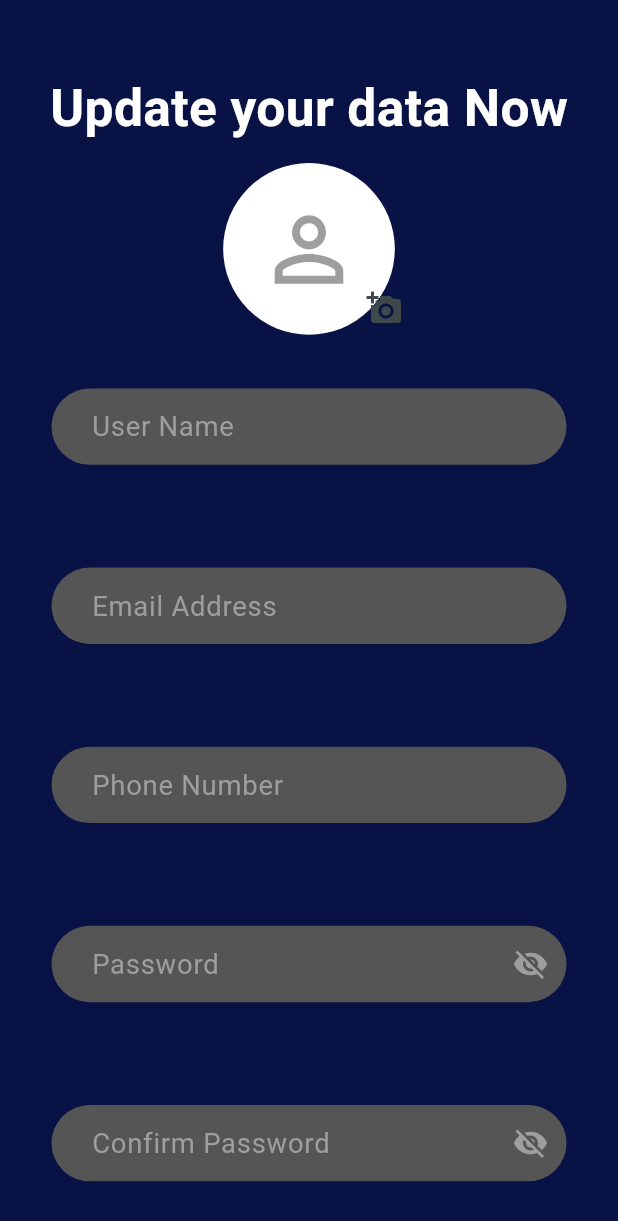
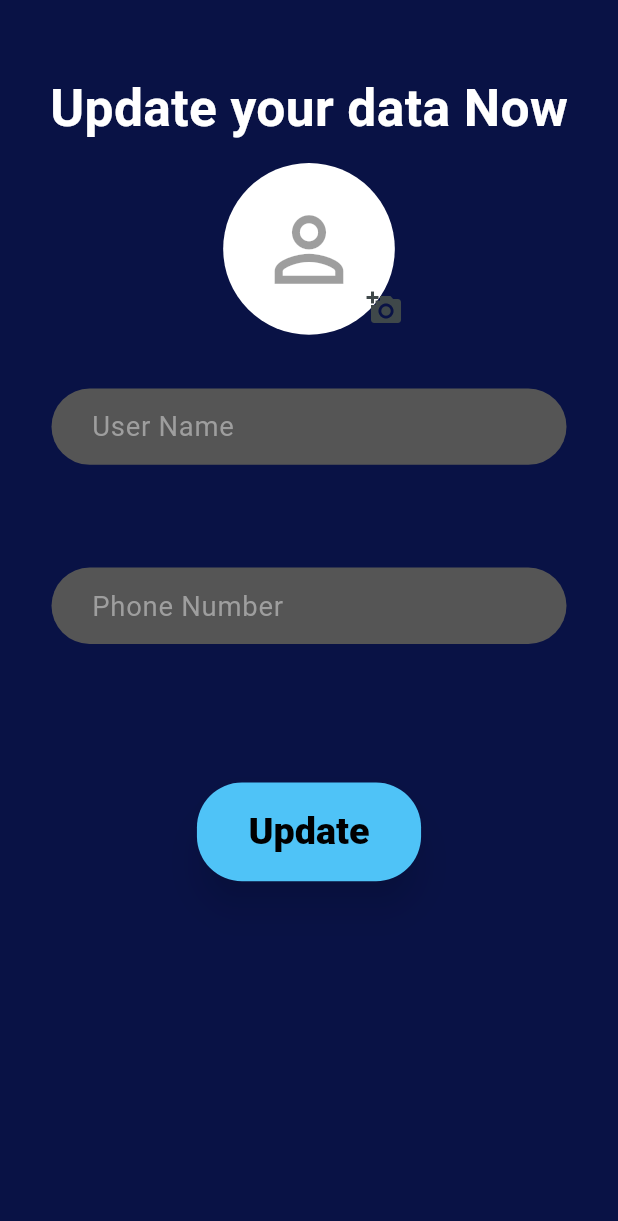
Before and after one commit to omarek386/api_mastering_task, a Flutter app: the UpdateDataScreen screen opened by its route, on a phone screen of 412 x 824 dp. Shown: the top 1221 px of the screen. Run offline on Flutter 3.47's test engine with Material 3 defaults, Android fonts, the phone set to English and light mode, and no system bars; our stand-ins replace dartz, dio, flutter_bloc, flutter_screenutil, image_picker, jwt_decoder and 2 more; accounts and stored records are empty.

Commit message:
Implement update profile functionality with image upload and state management

```diff
--- a/lib/core/Router/app_router.dart
+++ b/lib/core/Router/app_router.dart
@@ -2,6 +2,7 @@ import 'package:api_mastering_task/core/Router/routes.dart';
 import 'package:api_mastering_task/core/services/API/consumers/dio_consumer.dart';
 import 'package:api_mastering_task/features/authentication/presentation/cubit/auth_cubit.dart';
 import 'package:api_mastering_task/features/home/presentation/cubit/home_cubit.dart';
+import 'package:api_mastering_task/features/update/presentation/cubit/update_profile_cubit.dart';
 import 'package:dio/dio.dart';
 import 'package:flutter/material.dart';
 import 'package:flutter_bloc/flutter_bloc.dart';
@@ -32,7 +33,12 @@ class AppRouter {
             builder: (_) => BlocProvider(
                 create: (context) => authCubit, child: const SignUpScreen()));
       case Routes.updateProfile:
-        return MaterialPageRoute(builder: (_) => const UpdateDataScreen());
+        return MaterialPageRoute(
+            builder: (_) => BlocProvider(
+                  create: (context) =>
+                      UpdateProfileCubit(apiConsumer: DioConsumer(dio: Dio())),
+                  child: const UpdateDataScreen(),
+                ));
       default:
         return MaterialPageRoute(
             builder: (_) => Scaffold(
--- a/lib/core/widget/image_edit.dart
+++ b/lib/core/widget/image_edit.dart
@@ -4,9 +4,11 @@ import 'package:flutter_screenutil/flutter_screenutil.dart';
 import 'package:image_picker/image_picker.dart';
 
 class ImageEdit extends StatelessWidget {
-  const ImageEdit({super.key, required this.onPressed, this.fileImage});
+  const ImageEdit(
+      {super.key, required this.onPressed, this.fileImage, this.networkImage});
   final void Function()? onPressed;
   final XFile? fileImage;
+  final String? networkImage;
 
   @override
   Widget build(BuildContext context) {
@@ -16,9 +18,12 @@ class ImageEdit extends StatelessWidget {
         CircleAvatar(
           radius: 50.r,
           backgroundColor: Colors.white,
-          backgroundImage:
-              fileImage != null ? FileImage(File(fileImage!.path)) : null,
-          child: fileImage == null
+          backgroundImage: fileImage != null
+              ? FileImage(File(fileImage!.path))
+              : networkImage != null
+                  ? NetworkImage(networkImage!)
+                  : null,
+          child: fileImage == null && networkImage == null
               ? Icon(
                   Icons.person_outline,
                   size: 60.r,
--- a/lib/features/home/domain/user_repo.dart
+++ b/lib/features/home/domain/user_repo.dart
@@ -2,6 +2,8 @@
 
 import 'dart:developer';
 
+import 'package:api_mastering_task/core/services/API/constants/api_keys.dart';
+import 'package:api_mastering_task/core/services/Database/cache_helper.dart';
 import 'package:dartz/dartz.dart';
 
 import '../../../core/services/API/Errors/error_model.dart';
@@ -20,7 +22,8 @@ class UserRepo {
     try {
       final response = await api.get(ApiEndpoints.getUserData);
       UserModel user = UserModel.fromJson(response);
-
+      await CacheHelper.saveData(
+          key: ApiKeys.profilePic, value: user.profilePic);
       return Left(user);
     } on ServerErrors catch (e) {
       return Right(e.errorModel);
--- a/lib/features/home/presentation/widgets/logout_button.dart
+++ b/lib/features/home/presentation/widgets/logout_button.dart
@@ -1,5 +1,6 @@
 import 'package:api_mastering_task/core/Router/routes.dart';
 import 'package:api_mastering_task/core/helper/Extensions/navigation.dart';
+import 'package:api_mastering_task/core/services/Database/cache_helper.dart';
 import 'package:flutter/material.dart';
 import 'package:flutter_screenutil/flutter_screenutil.dart';
 
@@ -12,6 +13,7 @@ class LogoutButton extends StatelessWidget {
   Widget build(BuildContext context) {
     return IconButton(
         onPressed: () {
+          CacheHelper.clearData();
           context.navigateToAndReplace(Routes.login);
         },
         icon: Icon(
--- /dev/null
+++ b/lib/features/update/presentation/cubit/update_profile_cubit.dart
@@ -0,0 +1,52 @@
+import 'package:api_mastering_task/core/services/API/constants/api_keys.dart';
+import 'package:api_mastering_task/core/services/API/consumers/api_consumer.dart';
+import 'package:api_mastering_task/core/services/Database/cache_helper.dart';
+import 'package:api_mastering_task/features/update/domain/update_repo.dart';
+import 'package:flutter/material.dart';
+import 'package:flutter_bloc/flutter_bloc.dart';
+import 'package:image_picker/image_picker.dart';
+part 'update_profile_state.dart';
+
+class UpdateProfileCubit extends Cubit<UpdateProfileState> {
+  UpdateProfileCubit({required this.apiConsumer})
+      : super(UpdateProfileInitial());
+  ApiConsumer apiConsumer;
+
+  TextEditingController nameController = TextEditingController();
+  TextEditingController phoneController = TextEditingController();
+
+  GlobalKey<FormState> nameKye = GlobalKey<FormState>();
+  GlobalKey<FormState> phoneKye = GlobalKey<FormState>();
+
+  Future updateProfile() async {
+    emit(UpdateProfileLoading());
+    final UpdateRepo updateRepo = UpdateRepo(
+      apiConsumer: apiConsumer,
+    );
+    final response = await updateRepo.updateProfile(
+      name: nameController.text,
+      phone: phoneController.text,
+      profilePic: await updateRepo.uploadImage(imageFile),
+    );
+    response.fold(
+      (success) {
+        emit(UpdateProfileSuccess());
+      },
+      (error) {
+        emit(UpdateProfileError(error.errorMessage));
+      },
+    );
+  }
+
+  XFile? imageFile;
+  String? profilePic = CacheHelper.getData(key: ApiKeys.profilePic);
+
+  Future updateProfilePic() async {
+    final UpdateRepo updateRepo = UpdateRepo(
+      apiConsumer: apiConsumer,
+    );
+    final response = await updateRepo.updateProfilePic();
+    response == null ? imageFile = null : imageFile = response;
+    emit(UpdateProfilePicSuccess());
+  }
+}
--- /dev/null
+++ b/lib/features/update/presentation/cubit/update_profile_state.dart
@@ -0,0 +1,20 @@
+part of 'update_profile_cubit.dart';
+
+@immutable
+sealed class UpdateProfileState {}
+
+final class UpdateProfileInitial extends UpdateProfileState {}
+
+final class UpdateProfileLoading extends UpdateProfileState {}
+
+final class UpdateProfileSuccess extends UpdateProfileState {}
+
+final class UpdateProfileError extends UpdateProfileState {
+  final String errorMessage;
+
+  UpdateProfileError(this.errorMessage);
+}
+
+final class UpdateProfilePicSuccess extends UpdateProfileState {
+  UpdateProfilePicSuccess();
+}
--- a/lib/features/update/presentation/screens/update_data_screen.dart
+++ b/lib/features/update/presentation/screens/update_data_screen.dart
@@ -1,7 +1,13 @@
+import 'dart:developer';
+
+import 'package:api_mastering_task/core/Router/routes.dart';
+import 'package:api_mastering_task/core/helper/Extensions/navigation.dart';
 import 'package:api_mastering_task/core/widget/app_in_put_field.dart';
 import 'package:api_mastering_task/core/widget/image_edit.dart';
+import 'package:api_mastering_task/features/update/presentation/cubit/update_profile_cubit.dart';
 import 'package:api_mastering_task/features/update/presentation/widgets/update_button.dart';
 import 'package:flutter/material.dart';
+import 'package:flutter_bloc/flutter_bloc.dart';
 import 'package:flutter_screenutil/flutter_screenutil.dart';
 
 import '../../../../core/helper/tools/spacer.dart';
@@ -14,7 +20,25 @@ class UpdateDataScreen extends StatelessWidget {
     return Scaffold(
       backgroundColor: Color(0xFF091245), // Background color similar to image
 
-      body: SingleChildScrollView(
+      body: BlocConsumer<UpdateProfileCubit, UpdateProfileState>(
+        builder: (context, state) {
+          if (state is UpdateProfileLoading) {
+            return Center(
+              child: CircularProgressIndicator(),
+            );
+          }
+          // else if (state is UpdateProfileError) {
+          //   return Center(
+          //     child:
+          //         Text(state.errorMessage, style: TextStyle(color: Colors.red)),
+          //   );
+          // }
+          else if (state is UpdateProfileSuccess) {
+            return Center(
+              child: Text('Success'),
+            );
+          } else {
+            return SingleChildScrollView(
               child: Padding(
                 padding: EdgeInsets.symmetric(horizontal: 20.w, vertical: 40.h),
                 child: Column(
@@ -31,41 +55,65 @@ class UpdateDataScreen extends StatelessWidget {
                     ),
                     Spacing.verticalSpaceSmall(),
                     ImageEdit(
-                onPressed: () {},
+                      onPressed: () async => await context
+                          .read<UpdateProfileCubit>()
+                          .updateProfilePic(),
+                      networkImage:
+                          context.read<UpdateProfileCubit>().profilePic,
+                      fileImage: context.read<UpdateProfileCubit>().imageFile,
                     ),
                     Spacing.verticalSpaceLarge(),
                     AppInPutField(
-                controller: TextEditingController(),
+                      controller:
+                          context.read<UpdateProfileCubit>().nameController,
                       hint: 'User Name',
-                gkey: GlobalKey<FormState>(),
+                      gkey: context.read<UpdateProfileCubit>().nameKye,
                     ),
                     AppInPutField(
-                controller: TextEditingController(),
-                hint: 'Email Address',
-                gkey: GlobalKey<FormState>(),
-              ),
-              AppInPutField(
-                controller: TextEditingController(),
+                      controller:
+                          context.read<UpdateProfileCubit>().phoneController,
                       hint: 'Phone Number',
-                gkey: GlobalKey<FormState>(),
-              ),
-              AppInPutField(
-                controller: TextEditingController(),
-                hint: 'Password',
-                isPassword: true,
-                gkey: GlobalKey<FormState>(),
-              ),
-              AppInPutField(
-                controller: TextEditingController(),
-                hint: 'Confirm Password',
-                isPassword: true,
-                gkey: GlobalKey<FormState>(),
+                      gkey: context.read<UpdateProfileCubit>().phoneKye,
                     ),
                     Spacing.verticalSpaceMedium(),
                     UpdateButton(),
                   ],
                 ),
               ),
+            );
+          }
+        },
+        listener: (context, state) {
+          if (state is UpdateProfileInitial) {
+            log('Initial State');
+            ScaffoldMessenger.of(context).showSnackBar(
+              SnackBar(
+                content: Text('Initial State'),
+              ),
+            );
+          }
+          if (state is UpdateProfileSuccess) {
+            context.navigateToAndReplace(Routes.home);
+          } else if (state is UpdateProfileError) {
+            ScaffoldMessenger.of(context).showSnackBar(
+              SnackBar(
+                content: Text(state.errorMessage),
+              ),
+            );
+          } else if (state is UpdateProfilePicSuccess) {
+            ScaffoldMessenger.of(context).showSnackBar(
+              SnackBar(
+                content: Text('Image Updated Successfully'),
+              ),
+            );
+          } else if (state is UpdateProfileLoading) {
+            ScaffoldMessenger.of(context).showSnackBar(
+              SnackBar(
+                content: Text('Loading...'),
+              ),
+            );
+          }
+        },
       ),
     );
   }
--- a/lib/main.dart
+++ b/lib/main.dart
@@ -1,4 +1,5 @@
 import 'package:api_mastering_task/core/Router/routes.dart';
+import 'package:api_mastering_task/core/services/API/constants/api_keys.dart';
 import 'package:api_mastering_task/core/services/Database/cache_helper.dart';
 import 'package:api_mastering_task/core/themes/app_theme_data.dart';
 import 'package:flutter/material.dart';
@@ -30,7 +31,9 @@ class MyApp extends StatelessWidget {
           theme: Appthemedata.themeData,
           debugShowCheckedModeBanner: false,
           onGenerateRoute: appRouter.onGenerateRoute,
-          initialRoute: Routes.login,
+          initialRoute: CacheHelper.getData(key: ApiKeys.token) != null
+              ? Routes.home
+              : Routes.login,
         );
       },
     );
```
Also changed, not shown: lib/features/authentication/domain/auth_repo.dart (+0 -30 lines), lib/features/update/domain/update_repo.dart (added, +54 -0 lines), lib/features/update/presentation/widgets/update_button.dart (+6 -1 lines). Lines whose indentation alone changed are shown as unchanged.
